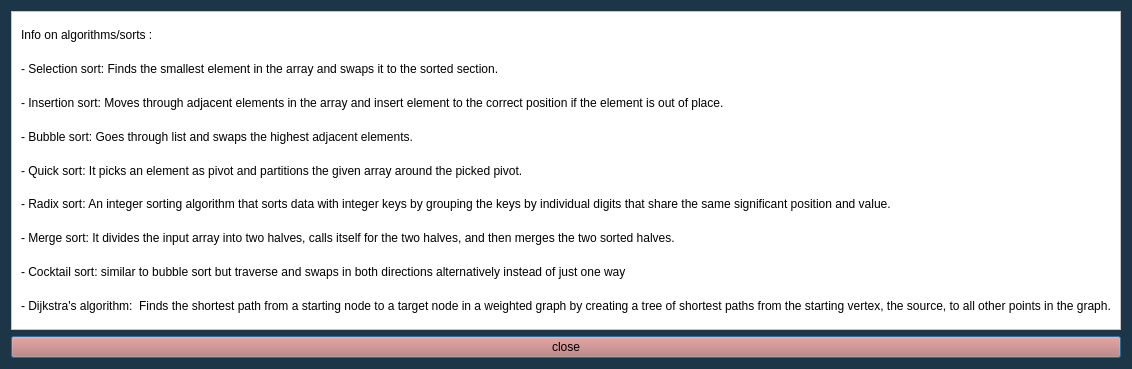
Qt form gui/GraphicsFrame/AlgorithmVisualizer/algdisplaywindow.ui (ethancfung/Sorting-Pathfinding-Algorithm-Visualizer) before a commit.
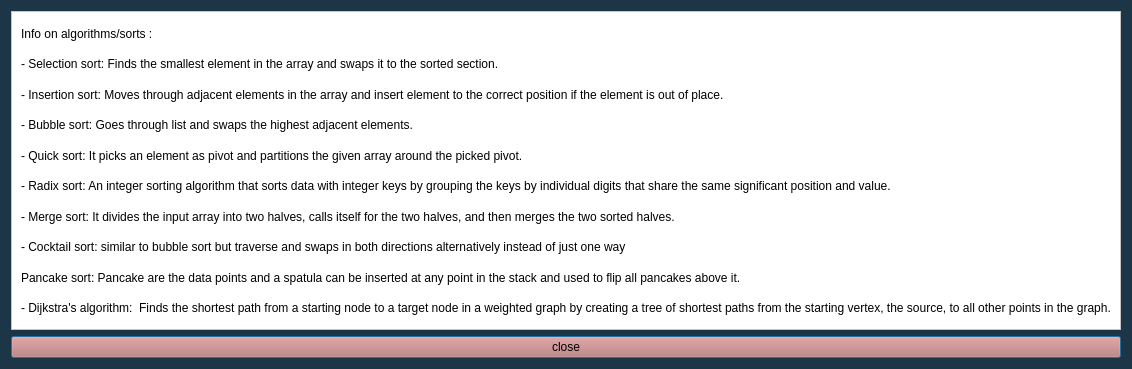
The same form after that commit.

Commit message: Added algorithm info on old GUI for pancake sort

Diff of the .ui file:
```diff
--- a/gui/GraphicsFrame/AlgorithmVisualizer/algdisplaywindow.ui
+++ b/gui/GraphicsFrame/AlgorithmVisualizer/algdisplaywindow.ui
@@ -85,6 +85,13 @@
         </property>
        </widget>
       </item>
+      <item>
+       <widget class="QLabel" name="label_10">
+        <property name="text">
+         <string>Pancake sort: Pancake are the data points and a spatula can be inserted at any point in the stack and used to flip all pancakes above it.</string>
+        </property>
+       </widget>
+      </item>
       <item>
        <widget class="QLabel" name="label_11">
         <property name="text">
```
